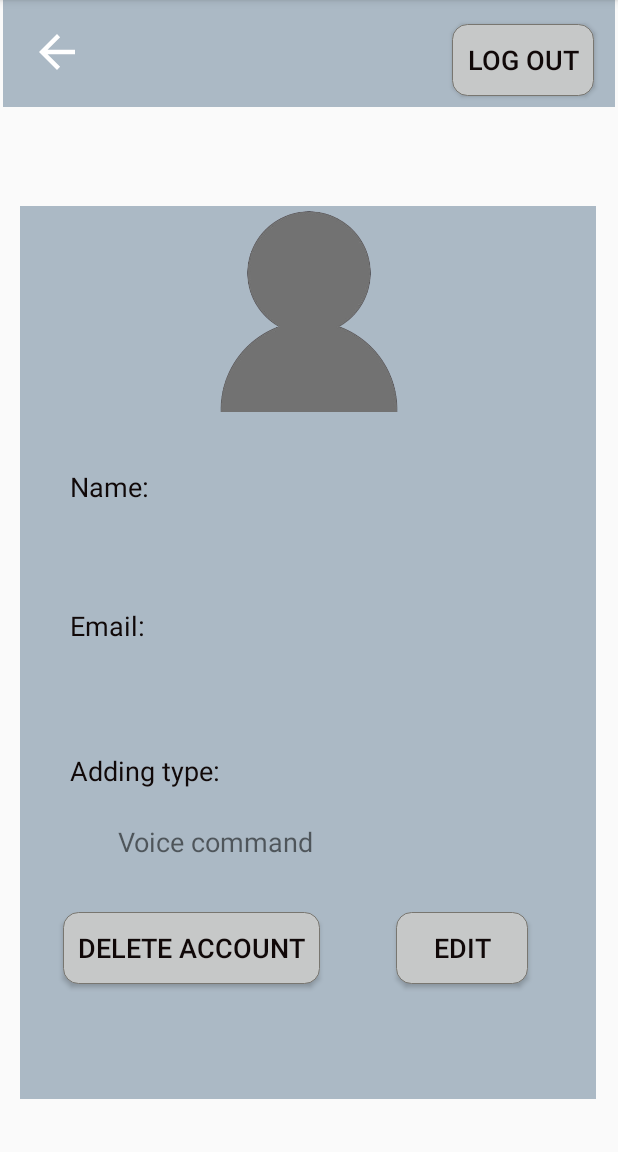
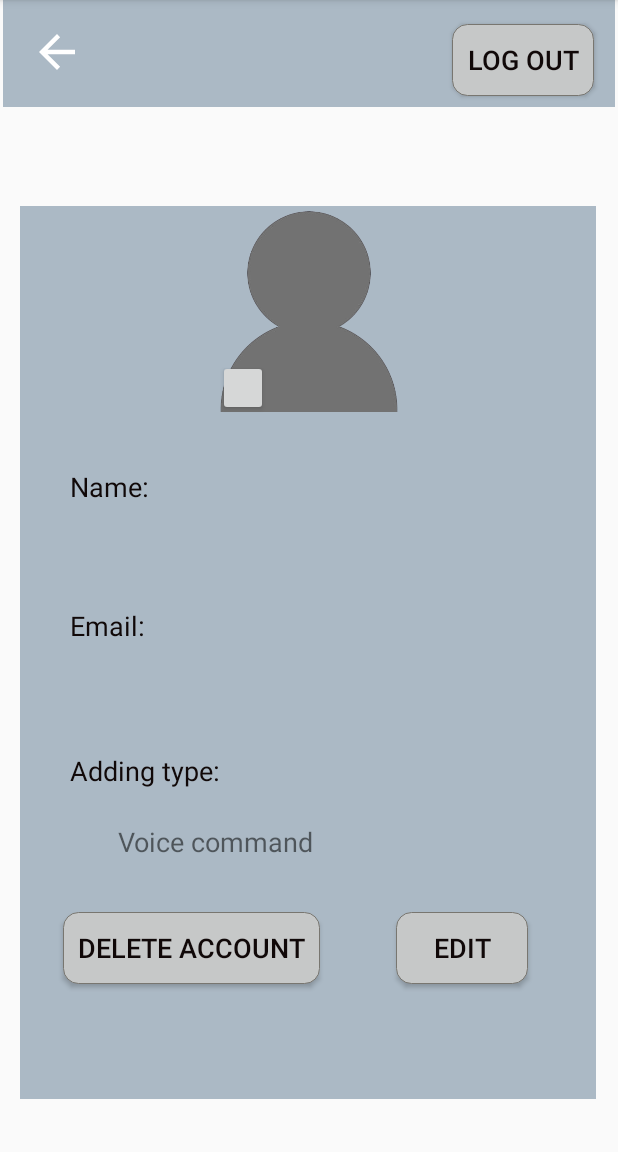
Before and after one commit to haifa98/Taraffac, an Android app: the profile screen opened directly, with no data from a screen before it, on a phone screen of 412 x 824 dp, the part 84-1236 px from its top. Run offline under Robolectric (Android 15) with nearby library versions, the phone set to English and light mode, and no system bars; our stand-ins replace Firebase (no records; nobody signed in at launch, a user with empty details on screens opened directly), Picasso.

Commit message:
// edit Profile1

```diff
--- a/app/src/main/java/com/example/taraffac/profile.java
+++ b/app/src/main/java/com/example/taraffac/profile.java
@@ -1,25 +1,37 @@
 package com.example.taraffac;
 
+import androidx.annotation.NonNull;
 import androidx.annotation.Nullable;
 import androidx.annotation.RequiresApi;
 import androidx.appcompat.app.AlertDialog;
 import androidx.appcompat.app.AppCompatActivity;
 
+import android.app.Activity;
 import android.content.DialogInterface;
 import android.content.Intent;
+import android.net.Uri;
 import android.os.Build;
 import android.os.Bundle;
+import android.provider.MediaStore;
 import android.view.View;
 import android.widget.Button;
 //import android.widget.ImageView;
+import android.widget.ImageView;
 import android.widget.TextView;
+import android.widget.Toast;
 
+import com.google.android.gms.tasks.OnFailureListener;
+import com.google.android.gms.tasks.OnSuccessListener;
 import com.google.firebase.auth.FirebaseAuth;
 import com.google.firebase.firestore.DocumentReference;
 import com.google.firebase.firestore.DocumentSnapshot;
 import com.google.firebase.firestore.EventListener;
 import com.google.firebase.firestore.FirebaseFirestore;
 import com.google.firebase.firestore.FirebaseFirestoreException;
+import com.google.firebase.storage.FirebaseStorage;
+import com.google.firebase.storage.StorageReference;
+import com.google.firebase.storage.UploadTask;
+import com.squareup.picasso.Picasso;
 
 import java.util.Objects;
 //import java.util.jar.Attributes;
@@ -28,10 +40,13 @@ public class profile extends AppCompatActivity {
     Button edit;
     Button log;
     Button del;
+    Button  ChangImage1;
+    ImageView imageProfil1;
    // Button edit_profile;
     TextView fullName , Email;
     FirebaseAuth fAuth;
     FirebaseFirestore fStore;
+    StorageReference  storageReference;
 String usedId;
 /// amjad imge
   // ImageView imageprofil;
@@ -46,7 +61,11 @@ String usedId;
         edit = findViewById(R.id.edit_profile);
         log = findViewById(R.id.but_log_out5);
         del = findViewById(R.id.delete_profile);
-         //
+        imageProfil1= findViewById(R.id.imageProfil1);
+        ChangImage1= findViewById(R.id.ChangImage1);
+        storageReference = FirebaseStorage.getInstance().getReference();
+
+        //
        // imageprofil= findViewById(R.id.imageProfil);
         //
         fullName =findViewById(R.id.name_pro);
@@ -81,8 +100,66 @@ String usedId;
             }
         });//End setOnClickListener
         //
+        // start set ProfileImage1
+        StorageReference profileRef = storageReference.child("user/" + Objects.requireNonNull(fAuth.getCurrentUser()).getUid()  +"/ Profile.jpg");
+
+        profileRef.getDownloadUrl().addOnSuccessListener(new OnSuccessListener<Uri>() {
+            @Override
+            public void onSuccess(Uri uri) {
+                Picasso.get().load(uri).into(imageProfil1);
+            }
+        });
+        ChangImage1.setOnClickListener(new View.OnClickListener() {// start setOnClickListener
+            @Override
+            public void onClick(View v) {
+                // open Gallery
+                Intent openGalleryIntent = new Intent(Intent.ACTION_PICK, MediaStore.Images.Media.EXTERNAL_CONTENT_URI);
+                startActivityForResult(openGalleryIntent, 1000 );
+
+            }
+        });//End setOnClickListener
+        // end set ProfileImage1
 
     }//end Oncrate
+    // set ProfileImage1
+    @RequiresApi(api = Build.VERSION_CODES.KITKAT)
+    @Override
+    protected void onActivityResult(int requestCode, int resultCode, @Nullable Intent data) {// start method
+        super.onActivityResult(requestCode, resultCode, data);
+        if(requestCode == 1000){
+            if(resultCode == Activity.RESULT_OK){
+                Uri imageUri = Objects.requireNonNull(data).getData();
+                // imageprofil.setImageURI(imageUri);
+                uploadImageToFirebase(imageUri);
+            }
+        }
+    }// end method
+
+    @RequiresApi(api = Build.VERSION_CODES.KITKAT)
+    private void uploadImageToFirebase(Uri imageUri) {// start method
+        // uplood image to firebase storage
+        final StorageReference fileRef = storageReference.child("user/" + Objects.requireNonNull(fAuth.getCurrentUser()).getUid()  +"/ Profile.jpg");
+        fileRef.putFile(imageUri).addOnSuccessListener(new OnSuccessListener<UploadTask.TaskSnapshot>() {
+            @Override
+            public void onSuccess(UploadTask.TaskSnapshot taskSnapshot) {
+                // Toast.makeText(edit_profile.this, " Image Uploaded", Toast.LENGTH_SHORT).show();
+                fileRef.getDownloadUrl().addOnSuccessListener(new OnSuccessListener<Uri>() {
+                    @Override
+                    public void onSuccess(Uri uri) {
+                        //ImageView imageProfilEdit = null;
+                        Picasso.get().load(uri).into(imageProfil1);
+
+                    }
+                });
+            }
+        }).addOnFailureListener(new OnFailureListener() {
+            @Override
+            public void onFailure(@NonNull Exception e) {
+                Toast.makeText(profile.this, "failed", Toast.LENGTH_SHORT).show();
+            }
+        });
+    }// end  method
+    // end set ProfileImage1
     public void return_main(View view) {
         onBackPressed();
     }
--- a/app/src/main/res/layout/activity_profile.xml
+++ b/app/src/main/res/layout/activity_profile.xml
@@ -74,7 +74,7 @@
         app:layout_constraintVertical_bias="0.023" />
 
     <ImageView
-        android:id="@+id/imageProfil"
+        android:id="@+id/imageProfil1"
         android:layout_width="177dp"
         android:layout_height="148dp"
         android:contentDescription="@string/profile_img"
@@ -197,4 +197,15 @@
         app:layout_constraintTop_toTopOf="parent"
         app:layout_constraintVertical_bias="0.738" />
 
+    <Button
+        android:id="@+id/ChangImage1"
+        android:layout_width="33dp"
+        android:layout_height="37dp"
+        app:layout_constraintBottom_toBottomOf="@+id/textView50"
+        app:layout_constraintEnd_toEndOf="parent"
+        app:layout_constraintHorizontal_bias="0.383"
+        app:layout_constraintStart_toStartOf="parent"
+        app:layout_constraintTop_toTopOf="parent"
+        app:layout_constraintVertical_bias="0.345" />
+
 </androidx.constraintlayout.widget.ConstraintLayout>
```
Also changed, not shown: app/src/main/java/com/example/taraffac/edit_profile.java (+50 -49 lines), app/src/main/res/layout/activity_edit_profile.xml (+0 -11 lines).
